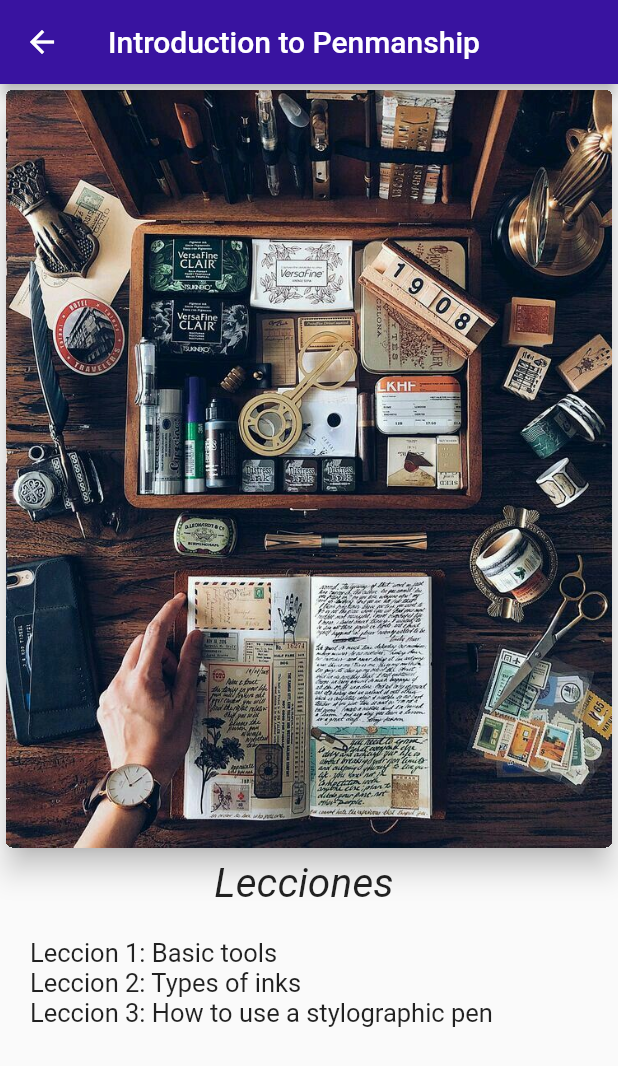
After one commit to Yazelkro/Entrega2Desarrollo, a Flutter app: the CourseDetailPage screen opened directly with sample values from the repository, on a phone screen of 412 x 824 dp. The commit adds this screen. Shown: the top 1066 px of the screen. Run offline on Flutter 3.47's test engine with Material 2 defaults, Android fonts, the phone set to English and light mode, and no system bars.

Commit message:
Navegacion incluida parte 1

```diff
--- /dev/null
+++ b/lib/courseDetail.dart
@@ -0,0 +1,21 @@
+//clase que une al aggregate Course y al aggregate Lesson
+
+import 'package:pruebita1/lesson.dart';
+import 'course.dart';
+
+class CourseDetail {
+  late Course _course;
+  late List<Lesson> _lessons;
+
+  CourseDetail(this._course,this._lessons);
+
+  String getCourseTitle() {
+    return this._course.getTitle();
+  }
+  String getCoursePhoto() {
+    return this._course.getPhoto();
+  }
+  List<Lesson> getLessons() {
+    return this._lessons;
+  }
+}
--- a/lib/courseSamples.dart
+++ b/lib/courseSamples.dart
@@ -5,7 +5,6 @@
 import 'package:pruebita1/courseInfo.dart';
 
 import 'course.dart';
-import 'courseCreator.dart';
 
 
 class CourseSamples {
--- /dev/null
+++ b/lib/courses_details_page.dart
@@ -0,0 +1,64 @@
+
+import 'package:flutter/material.dart';
+import 'courseDetail.dart';
+
+class CourseDetailPage extends StatefulWidget {
+  late CourseDetail courseDetail;
+
+  CourseDetailPage({
+    Key? key,
+    required this.courseDetail,
+  }) : super(key: key);
+
+  @override
+  _CourseDetailPageState createState() {
+    return _CourseDetailPageState();
+  }
+}
+
+class _CourseDetailPageState extends State<CourseDetailPage> {
+  @override
+  Widget build(BuildContext context) {
+    return Scaffold(
+      appBar: AppBar(
+        title: Text(widget.courseDetail.getCourseTitle()),
+      ),
+      body: SafeArea(
+        child: Column(
+          children: [
+            SizedBox(
+              child: Card (
+                color:  Color.fromARGB(255, 240, 255, 255),
+                elevation: 8,
+                clipBehavior: Clip.hardEdge,
+                child: Column(
+                  children: [
+                    Image(
+                      image: AssetImage(widget.courseDetail.getCoursePhoto()),
+                    ),
+                  ],
+                ),
+              ),
+
+            ),
+            const SizedBox(
+              height:  4,
+            ),
+            Text("Lecciones ",style: const TextStyle(fontSize: 27, fontStyle: FontStyle.italic),textAlign: TextAlign.left),
+            Expanded(
+              child:
+                ListView.builder (
+                  padding: const EdgeInsets.all(20.0),
+                  itemCount: widget.courseDetail.getLessons().length,
+                  itemBuilder: (BuildContext context, int index) {
+                    final lesson = widget.courseDetail.getLessons()[index];
+                    return Text(lesson.getTitle(),style: const TextStyle(fontSize: 17));
+                  },
+                )
+              )
+            ]
+          ),
+        ),
+    );
+  }
+}
--- a/lib/lesson.dart
+++ b/lib/lesson.dart
@@ -1,2 +1,24 @@
 //esto es capa de dominio
 //boceto del aggregate Lesson
+
+import 'lesson_contents/lessonContents.dart';
+import 'lessonInfo.dart';
+import 'lessonCreator.dart';
+
+class Lesson {
+  late LessonID _lessonID;
+  late LessonTitle _lessonTitle;
+
+  Lesson(this._lessonID,this._lessonTitle);
+
+  String getID() {
+    return this._lessonID.identifier;
+  }
+  String getTitle() {
+    return this._lessonTitle.title;
+  }
+
+  static Lesson createLesson(LessonInfo lessonInfo) {
+    return LessonCreator.createLessonFrom(lessonInfo);
+  }
+}
--- /dev/null
+++ b/lib/lessonSamples.dart
@@ -0,0 +1,53 @@
+//asumir que esto es modelo de infraestructura
+//es para hacer una prueba para ver si funciona la app con lecciones hardcoded
+//sujeto a cambios, podría tener que ser borrado
+
+import 'lessonInfo.dart';
+import 'lesson.dart';
+
+class LessonSamples {
+  static List<Lesson> samples1 = [
+    Lesson.createLesson(LessonInfo(
+      "A11",
+      "Leccion 1: Basic tools"
+    )),
+    Lesson.createLesson(LessonInfo(
+      "A12",
+      "Leccion 2: Types of inks"
+    )),
+    Lesson.createLesson(LessonInfo(
+      "A13",
+      "Leccion 3: How to use a stylographic pen"
+    )),
+  ];
+
+  static List<Lesson> samples2 = [
+    Lesson.createLesson(LessonInfo(
+      "A21",
+      "Leccion 1: The bartender's tools"
+    )),
+    Lesson.createLesson(LessonInfo(
+      "A22",
+      "Leccion 2: How to make your first Martini"
+    )),
+    Lesson.createLesson(LessonInfo(
+      "A23",
+      "Leccion 3: Techniques for a proper stir"
+    )),
+  ];
+
+  static List<Lesson> samples3 = [
+    Lesson.createLesson(LessonInfo(
+      "A31",
+      "Leccion 1: Photography basics"
+    )),
+    Lesson.createLesson(LessonInfo(
+      "A32",
+      "Leccion 2: Lenses explained"
+    )),
+    Lesson.createLesson(LessonInfo(
+      "A33",
+      "Leccion 3: How to adjust your ISO"
+    )),
+  ];
+}
--- /dev/null
+++ b/lib/lesson_contents/lessonContents.dart
@@ -0,0 +1,5 @@
+//libreria de los contenidos (atributos) de Lesson
+
+library lesson_contents;
+part 'lessonID.dart';
+part 'lessonTitle.dart';
```
Also changed, not shown: lib/courseDetailSamples.dart (added, +15 -0 lines), lib/lessonCreator.dart (added, +17 -0 lines), lib/lessonInfo.dart (added, +15 -0 lines), lib/lesson_contents/lessonID.dart (added, +7 -0 lines), lib/lesson_contents/lessonTitle.dart (added, +7 -0 lines), lib/main.dart (+16 -1 lines).
